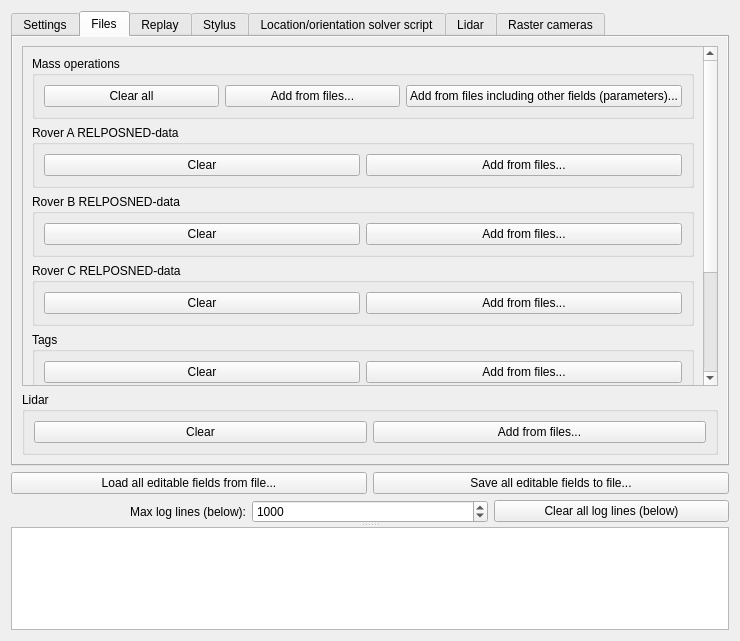
Old version of the form PostProcessing/postprocessingform.ui in the repository GNSS-Stylist/GNSS-Stylus.
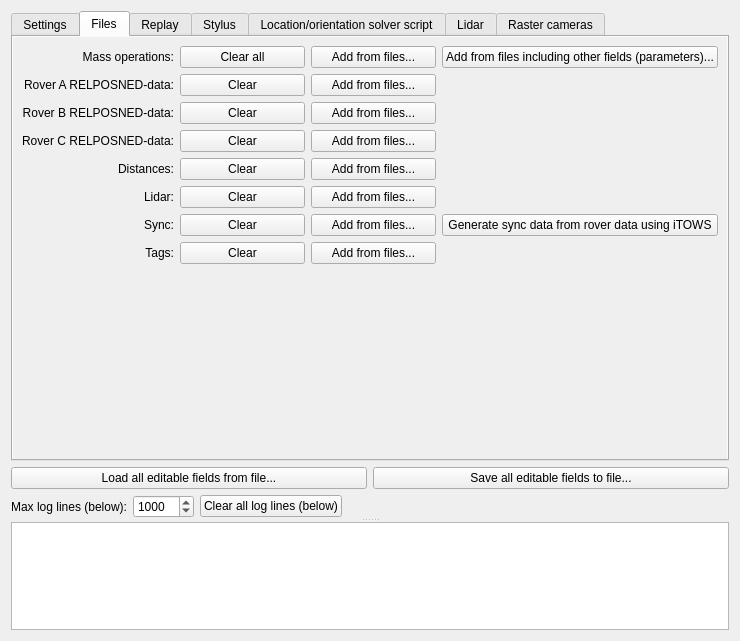
New version of the form. The open tabs and pages were chosen to show the change.

Commit message:
Tune UI-layout in postprocessingform.ui
Made "Files"-tab more compact by removing group boxes for every single type of data to read. Also some other minor tuning.

Diff of the .ui file:
```diff
--- a/PostProcessing/postprocessingform.ui
+++ b/PostProcessing/postprocessingform.ui
@@ -6,7 +6,7 @@
    <rect>
     <x>0</x>
     <y>0</y>
-    <width>719</width>
+    <width>667</width>
     <height>641</height>
    </rect>
   </property>
@@ -44,7 +44,7 @@
          <property name="minimumSize">
           <size>
            <width>0</width>
-           <height>455</height>
+           <height>450</height>
           </size>
          </property>
          <property name="maximumSize">
@@ -1414,41 +1414,20 @@
           <attribute name="title">
            <string>Files</string>
           </attribute>
-          <layout class="QVBoxLayout" name="verticalLayout_7">
-           <item>
-            <widget class="QScrollArea" name="scrollArea_Files">
-             <property name="widgetResizable">
-              <bool>true</bool>
-             </property>
-             <widget class="QWidget" name="scrollAreaWidgetContents_Files">
-              <property name="geometry">
-               <rect>
-                <x>0</x>
-                <y>0</y>
-                <width>656</width>
-                <height>446</height>
-               </rect>
-              </property>
               <layout class="QVBoxLayout" name="verticalLayout">
                <item>
-                <widget class="QGroupBox" name="groupBox_MassOperations">
-                 <property name="sizePolicy">
-                  <sizepolicy hsizetype="Preferred" vsizetype="Minimum">
-                   <horstretch>0</horstretch>
-                   <verstretch>0</verstretch>
-                  </sizepolicy>
-                 </property>
-                 <property name="maximumSize">
-                  <size>
-                   <width>16777215</width>
-                   <height>16777215</height>
-                  </size>
-                 </property>
-                 <property name="title">
-                  <string>Mass operations</string>
-                 </property>
-                 <layout class="QHBoxLayout" name="horizontalLayout_6">
-                  <item>
+            <layout class="QGridLayout" name="gridLayout">
+             <item row="0" column="0">
+              <widget class="QLabel" name="label_Files_MassOperations">
+               <property name="text">
+                <string>Mass operations:</string>
+               </property>
+               <property name="alignment">
+                <set>Qt::AlignRight|Qt::AlignTrailing|Qt::AlignVCenter</set>
+               </property>
+              </widget>
+             </item>
+             <item row="0" column="1">
                    <widget class="QPushButton" name="pushButton_ClearAllFileData">
                     <property name="sizePolicy">
                      <sizepolicy hsizetype="Minimum" vsizetype="Minimum">
@@ -1464,7 +1443,7 @@
                     </property>
                    </widget>
                   </item>
-                  <item>
+             <item row="0" column="2">
                    <widget class="QPushButton" name="pushButton_AddAll">
                     <property name="sizePolicy">
                      <sizepolicy hsizetype="Minimum" vsizetype="Minimum">
@@ -1480,7 +1459,7 @@
                     </property>
                    </widget>
                   </item>
-                  <item>
+             <item row="0" column="3">
                    <widget class="QPushButton" name="pushButton_AddAllIncludingParams">
                     <property name="sizePolicy">
                      <sizepolicy hsizetype="Minimum" vsizetype="Minimum">
@@ -1496,28 +1475,17 @@
                     </property>
                    </widget>
                   </item>
-                 </layout>
-                </widget>
-               </item>
-               <item>
-                <widget class="QGroupBox" name="groupBox_RELPOSNED_RoverA">
-                 <property name="sizePolicy">
-                  <sizepolicy hsizetype="Preferred" vsizetype="Minimum">
-                   <horstretch>0</horstretch>
-                   <verstretch>0</verstretch>
-                  </sizepolicy>
-                 </property>
-                 <property name="maximumSize">
-                  <size>
-                   <width>16777215</width>
-                   <height>16777215</height>
-                  </size>
-                 </property>
-                 <property name="title">
-                  <string>Rover A RELPOSNED-data</string>
-                 </property>
-                 <layout class="QHBoxLayout" name="horizontalLayout_5">
-                  <item>
+             <item row="1" column="0">
+              <widget class="QLabel" name="label_Files_RoverA">
+               <property name="text">
+                <string>Rover A RELPOSNED-data:</string>
+               </property>
+               <property name="alignment">
+                <set>Qt::AlignRight|Qt::AlignTrailing|Qt::AlignVCenter</set>
+               </property>
+              </widget>
+             </item>
+             <item row="1" column="1">
                    <widget class="QPushButton" name="pushButton_ClearRELPOSNEDData_RoverA">
                     <property name="sizePolicy">
                      <sizepolicy hsizetype="Minimum" vsizetype="Minimum">
@@ -1530,7 +1498,7 @@
                     </property>
                    </widget>
                   </item>
-                  <item>
+             <item row="1" column="2">
                    <widget class="QPushButton" name="pushButton_AddRELPOSNEDData_RoverA">
                     <property name="sizePolicy">
                      <sizepolicy hsizetype="Minimum" vsizetype="Minimum">
@@ -1543,28 +1511,17 @@
                     </property>
                    </widget>
                   </item>
-                 </layout>
-                </widget>
-               </item>
-               <item>
-                <widget class="QGroupBox" name="groupBox_RELPOSNED_RoverB">
-                 <property name="sizePolicy">
-                  <sizepolicy hsizetype="Preferred" vsizetype="Minimum">
-                   <horstretch>0</horstretch>
-                   <verstretch>0</verstretch>
-                  </sizepolicy>
-                 </property>
-                 <property name="maximumSize">
-                  <size>
-                   <width>16777215</width>
-                   <height>16777215</height>
-                  </size>
-                 </property>
-                 <property name="title">
-                  <string>Rover B RELPOSNED-data</string>
-                 </property>
-                 <layout class="QHBoxLayout" name="horizontalLayout_4">
-                  <item>
+             <item row="2" column="0">
+              <widget class="QLabel" name="label_Files_RoverB">
+               <property name="text">
+                <string>Rover B RELPOSNED-data:</string>
+               </property>
+               <property name="alignment">
+                <set>Qt::AlignRight|Qt::AlignTrailing|Qt::AlignVCenter</set>
+               </property>
+              </widget>
+             </item>
+             <item row="2" column="1">
                    <widget class="QPushButton" name="pushButton_ClearRELPOSNEDData_RoverB">
                     <property name="sizePolicy">
                      <sizepolicy hsizetype="Minimum" vsizetype="Minimum">
@@ -1577,7 +1534,7 @@
                     </property>
                    </widget>
                   </item>
-                  <item>
+             <item row="2" column="2">
                    <widget class="QPushButton" name="pushButton_AddRELPOSNEDData_RoverB">
                     <property name="sizePolicy">
                      <sizepolicy hsizetype="Minimum" vsizetype="Minimum">
@@ -1590,28 +1547,17 @@
                     </property>
                    </widget>
                   </item>
-                 </layout>
-                </widget>
-               </item>
-               <item>
-                <widget class="QGroupBox" name="groupBox_RELPOSNED_RoverC">
-                 <property name="sizePolicy">
-                  <sizepolicy hsizetype="Preferred" vsizetype="Minimum">
-                   <horstretch>0</horstretch>
-                   <verstretch>0</verstretch>
-                  </sizepolicy>
-                 </property>
-                 <property name="maximumSize">
-                  <size>
-                   <width>16777215</width>
-                   <height>16777215</height>
-                  </size>
-                 </property>
-                 <property name="title">
-                  <string>Rover C RELPOSNED-data</string>
-                 </property>
-                 <layout class="QHBoxLayout" name="horizontalLayout_8">
-                  <item>
+             <item row="3" column="0">
+              <widget class="QLabel" name="label_Files_RoverC">
+               <property name="text">
+                <string>Rover C RELPOSNED-data:</string>
+               </property>
+               <property name="alignment">
+                <set>Qt::AlignRight|Qt::AlignTrailing|Qt::AlignVCenter</set>
+               </property>
+              </widget>
+             </item>
+             <item row="3" column="1">
                    <widget class="QPushButton" name="pushButton_ClearRELPOSNEDData_RoverC">
                     <property name="sizePolicy">
                      <sizepolicy hsizetype="Minimum" vsizetype="Minimum">
@@ -1624,7 +1570,7 @@
                     </property>
                    </widget>
                   </item>
-                  <item>
+             <item row="3" column="2">
                    <widget class="QPushButton" name="pushButton_AddRELPOSNEDData_RoverC">
                     <property name="sizePolicy">
                      <sizepolicy hsizetype="Minimum" vsizetype="Minimum">
@@ -1637,75 +1583,17 @@
                     </property>
                    </widget>
                   </item>
-                 </layout>
-                </widget>
-               </item>
-               <item>
-                <widget class="QGroupBox" name="groupBox_TagData">
-                 <property name="sizePolicy">
-                  <sizepolicy hsizetype="Preferred" vsizetype="Minimum">
-                   <horstretch>0</horstretch>
-                   <verstretch>0</verstretch>
-                  </sizepolicy>
-                 </property>
-                 <property name="maximumSize">
-                  <size>
-                   <width>16777215</width>
-                   <height>16777215</height>
-                  </size>
-                 </property>
-                 <property name="title">
-                  <string>Tags</string>
-                 </property>
-                 <layout class="QHBoxLayout" name="horizontalLayout_3">
-                  <item>
-                   <widget class="QPushButton" name="pushButton_ClearTagData">
-                    <property name="sizePolicy">
-                     <sizepolicy hsizetype="Minimum" vsizetype="Minimum">
-                      <horstretch>0</horstretch>
-                      <verstretch>0</verstretch>
-                     </sizepolicy>
-                    </property>
+             <item row="4" column="0">
+              <widget class="QLabel" name="label_Files_Distances">
                     <property name="text">
-                     <string>Clear</string>
-                    </property>
-                   </widget>
-                  </item>
-                  <item>
-                   <widget class="QPushButton" name="pushButton_AddTagData">
-                    <property name="sizePolicy">
-                     <sizepolicy hsizetype="Minimum" vsizetype="Minimum">
-                      <horstretch>0</horstretch>
-                      <verstretch>0</verstretch>
-                     </sizepolicy>
-                    </property>
-                    <property name="text">
-                     <string>Add from files...</string>
-                    </property>
-                   </widget>
-                  </item>
-                 </layout>
-                </widget>
-               </item>
-               <item>
-                <widget class="QGroupBox" name="groupBox_Distances">
-                 <property name="sizePolicy">
-                  <sizepolicy hsizetype="Preferred" vsizetype="Minimum">
-                   <horstretch>0</horstretch>
-                   <verstretch>0</verstretch>
-                  </sizepolicy>
-                 </property>
-                 <property name="maximumSize">
-                  <size>
-                   <width>16777215</width>
-                   <height>16777215</height>
-                  </size>
-                 </property>
-                 <property name="title">
-                  <string>Distances</string>
-                 </property>
-                 <layout class="QHBoxLayout" name="horizontalLayout_2">
-                  <item>
+                <string>Distances:</string>
+               </property>
+               <property name="alignment">
+                <set>Qt::AlignRight|Qt::AlignTrailing|Qt::AlignVCenter</set>
+               </property>
+              </widget>
+             </item>
+             <item row="4" column="1">
                    <widget class="QPushButton" name="pushButton_ClearDistanceData">
                     <property name="sizePolicy">
                      <sizepolicy hsizetype="Minimum" vsizetype="Minimum">
@@ -1718,7 +1606,7 @@
                     </property>
                    </widget>
                   </item>
-                  <item>
+             <item row="4" column="2">
                    <widget class="QPushButton" name="pushButton_AddDistanceData">
                     <property name="sizePolicy">
                      <sizepolicy hsizetype="Minimum" vsizetype="Minimum">
@@ -1731,28 +1619,53 @@
                     </property>
                    </widget>
                   </item>
-                 </layout>
-                </widget>
-               </item>
-               <item>
-                <widget class="QGroupBox" name="groupBox_Sync">
+             <item row="5" column="0">
+              <widget class="QLabel" name="label_Files_Lidar">
+               <property name="text">
+                <string>Lidar:</string>
+               </property>
+               <property name="alignment">
+                <set>Qt::AlignRight|Qt::AlignTrailing|Qt::AlignVCenter</set>
+               </property>
+              </widget>
+             </item>
+             <item row="5" column="1">
+              <widget class="QPushButton" name="pushButton_ClearLidarData">
                  <property name="sizePolicy">
-                  <sizepolicy hsizetype="Preferred" vsizetype="Minimum">
+                <sizepolicy hsizetype="Minimum" vsizetype="Minimum">
                    <horstretch>0</horstretch>
                    <verstretch>0</verstretch>
                   </sizepolicy>
                  </property>
-                 <property name="maximumSize">
-                  <size>
-                   <width>16777215</width>
-                   <height>16777215</height>
-                  </size>
-                 </property>
-                 <property name="title">
-                  <string>Sync</string>
-                 </property>
-                 <layout class="QHBoxLayout" name="horizontalLayout">
-                  <item>
+               <property name="text">
+                <string>Clear</string>
+               </property>
+              </widget>
+             </item>
+             <item row="5" column="2">
+              <widget class="QPushButton" name="pushButton_AddLidarData">
+               <property name="sizePolicy">
+                <sizepolicy hsizetype="Minimum" vsizetype="Minimum">
+                 <horstretch>0</horstretch>
+                 <verstretch>0</verstretch>
+                </sizepolicy>
+               </property>
+               <property name="text">
+                <string>Add from files...</string>
+               </property>
+              </widget>
+             </item>
+             <item row="6" column="0">
+              <widget class="QLabel" name="label_Files_Sync">
+               <property name="text">
+                <string>Sync:</string>
+               </property>
+               <property name="alignment">
+                <set>Qt::AlignRight|Qt::AlignTrailing|Qt::AlignVCenter</set>
+               </property>
+              </widget>
+             </item>
+             <item row="6" column="1">
                    <widget class="QPushButton" name="pushButton_ClearSyncData">
                     <property name="sizePolicy">
                      <sizepolicy hsizetype="Minimum" vsizetype="Minimum">
@@ -1765,7 +1678,7 @@
                     </property>
                    </widget>
                   </item>
-                  <item>
+             <item row="6" column="2">
                    <widget class="QPushButton" name="pushButton_AddSyncData">
                     <property name="sizePolicy">
                      <sizepolicy hsizetype="Minimum" vsizetype="Minimum">
@@ -1778,7 +1691,7 @@
                     </property>
                    </widget>
                   </item>
-                  <item>
+             <item row="6" column="3">
                    <widget class="QPushButton" name="pushButton_GenerateSyncDataBasedOnITOWS">
                     <property name="sizePolicy">
                      <sizepolicy hsizetype="Minimum" vsizetype="Minimum">
@@ -1791,33 +1704,18 @@
                     </property>
                    </widget>
                   </item>
-                 </layout>
-                </widget>
-               </item>
-              </layout>
-             </widget>
-            </widget>
-           </item>
-           <item>
-            <widget class="QGroupBox" name="groupBox_Lidar">
-             <property name="sizePolicy">
-              <sizepolicy hsizetype="Preferred" vsizetype="Minimum">
-               <horstretch>0</horstretch>
-               <verstretch>0</verstretch>
-              </sizepolicy>
-             </property>
-             <property name="maximumSize">
-              <size>
-               <width>16777215</width>
-               <height>16777215</height>
-              </size>
-             </property>
-             <property name="title">
-              <string>Lidar</string>
-             </property>
-             <layout class="QHBoxLayout" name="horizontalLayout_10">
-              <item>
-               <widget class="QPushButton" name="pushButton_ClearLidarData">
+             <item row="7" column="0">
+              <widget class="QLabel" name="label_Files_Tags">
+               <property name="text">
+                <string>Tags:</string>
+               </property>
+               <property name="alignment">
+                <set>Qt::AlignRight|Qt::AlignTrailing|Qt::AlignVCenter</set>
+               </property>
+              </widget>
+             </item>
+             <item row="7" column="1">
+              <widget class="QPushButton" name="pushButton_ClearTagData">
                 <property name="sizePolicy">
                  <sizepolicy hsizetype="Minimum" vsizetype="Minimum">
                   <horstretch>0</horstretch>
@@ -1829,8 +1727,8 @@
                 </property>
                </widget>
               </item>
-              <item>
-               <widget class="QPushButton" name="pushButton_AddLidarData">
+             <item row="7" column="2">
+              <widget class="QPushButton" name="pushButton_AddTagData">
                 <property name="sizePolicy">
                  <sizepolicy hsizetype="Minimum" vsizetype="Minimum">
                   <horstretch>0</horstretch>
@@ -1843,7 +1741,19 @@
                </widget>
               </item>
              </layout>
-            </widget>
+           </item>
+           <item>
+            <spacer name="verticalSpacer">
+             <property name="orientation">
+              <enum>Qt::Vertical</enum>
+             </property>
+             <property name="sizeHint" stdset="0">
+              <size>
+               <width>20</width>
+               <height>169</height>
+              </size>
+             </property>
+            </spacer>
            </item>
           </layout>
          </widget>
@@ -3478,6 +3388,12 @@
            </item>
            <item>
             <widget class="QSpinBox" name="spinBox_MaxLogLines">
+             <property name="maximumSize">
+              <size>
+               <width>100</width>
+               <height>16777215</height>
+              </size>
+             </property>
              <property name="minimum">
               <number>10</number>
              </property>
@@ -3499,6 +3415,19 @@
              </property>
             </widget>
            </item>
+           <item>
+            <spacer name="horizontalSpacer_5">
+             <property name="orientation">
+              <enum>Qt::Horizontal</enum>
+             </property>
+             <property name="sizeHint" stdset="0">
+              <size>
+               <width>40</width>
+               <height>20</height>
+              </size>
+             </property>
+            </spacer>
+           </item>
           </layout>
          </item>
         </layout>
```
Left out of the diff: 116 changed lines with no effect on the pictures. Lines whose indentation alone changed are shown as unchanged.
